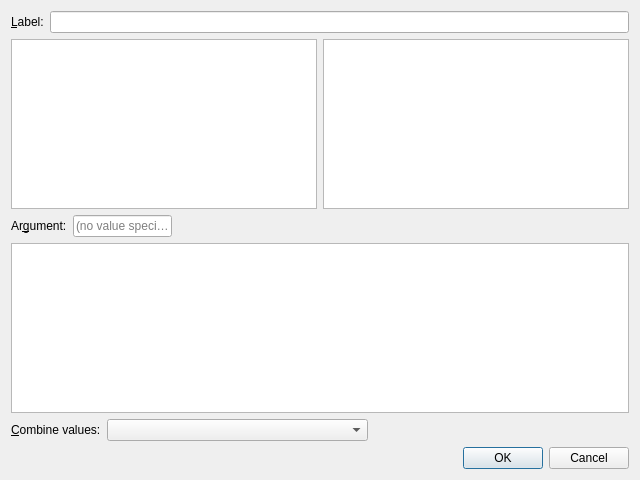
This is coquery/gui/ui/addFunction.ui in gkunter/coquery as Qt 5 draws it before an edit. The edited form follows.
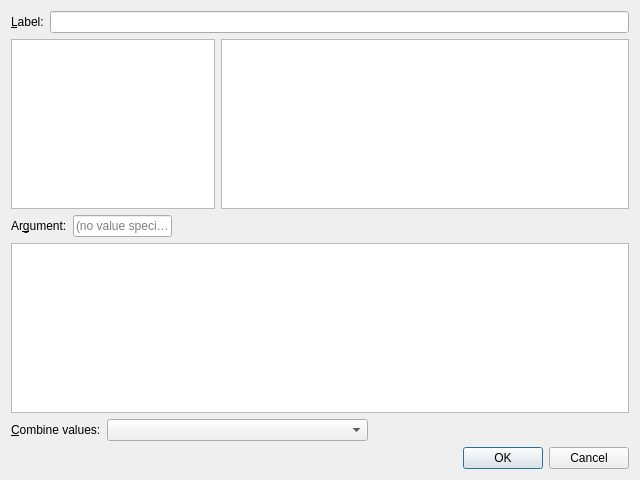
This is the edited form. Custom widgets are drawn as their Qt base class.

What changed in the file:
```diff
--- a/coquery/gui/ui/addFunction.ui
+++ b/coquery/gui/ui/addFunction.ui
@@ -56,7 +56,7 @@
     </widget>
    </item>
    <item>
-    <layout class="QHBoxLayout" name="horizontalLayout">
+    <layout class="QHBoxLayout" name="horizontalLayout" stretch="1,2">
      <item>
       <widget class="QListWidget" name="list_classes"/>
      </item>
```
Left out of the diff: 6 changed lines with no effect on the pictures.
